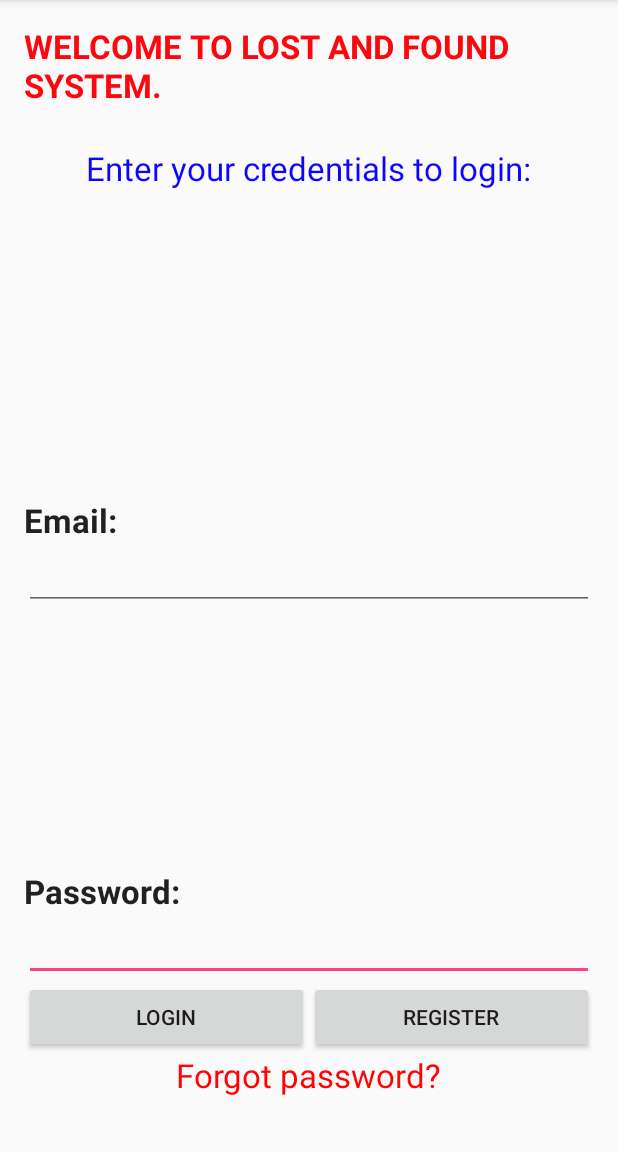
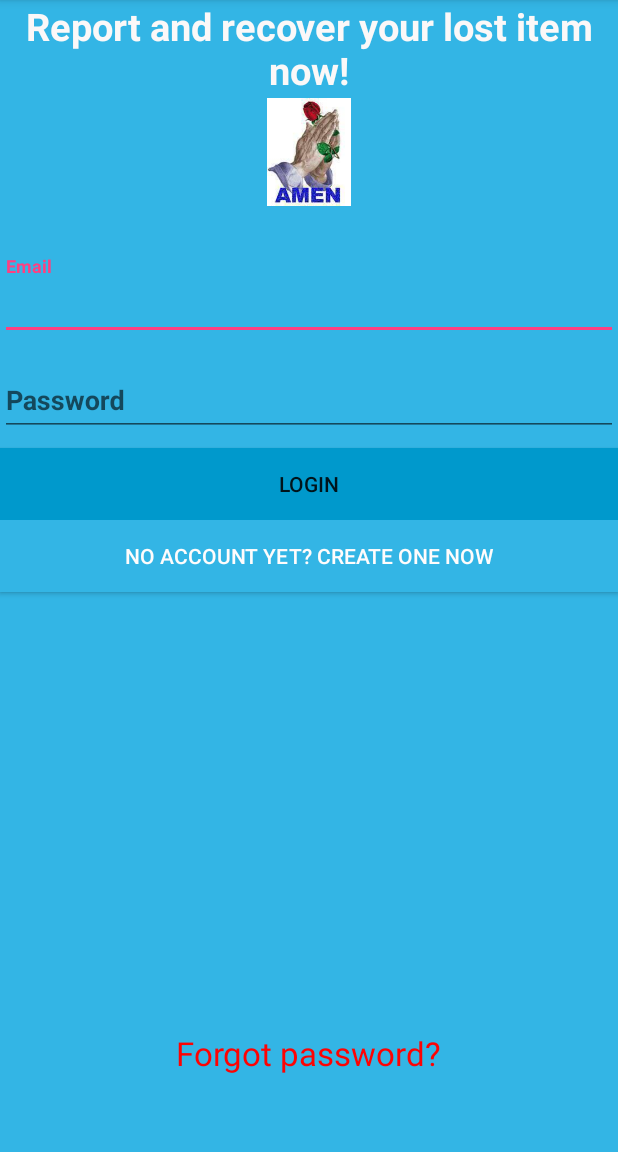
Before and after one commit to Nzukisebastian/M-Tafuta, an Android app: the MainActivity screen opened directly, with no data from a screen before it, after a tap on "LOGIN", on a phone screen of 412 x 824 dp, the part 84-1236 px from its top. Run offline under Robolectric (Android 15) with nearby library versions, the phone set to English and light mode, and no system bars.

Commit message:
improving user experience

```diff
--- a/app/build.gradle
+++ b/app/build.gradle
@@ -33,6 +33,8 @@ dependencies {
     compile 'com.squareup.retrofit2:retrofit:2.3.0'
     compile 'com.squareup.retrofit2:converter-gson:2.3.0'
     compile 'com.android.support.constraint:constraint-layout:1.0.2'
+    compile 'com.android.support:design:23.3.0'
+    compile 'com.jakewharton:butterknife:6.1.0'
     compile files('libs/PhotoUtil.jar')
     compile files('libs/GenAsync.1.2.jar')
 }
--- a/app/src/main/java/com/example/sebastian/lostfoundapp/MainActivity.java
+++ b/app/src/main/java/com/example/sebastian/lostfoundapp/MainActivity.java
@@ -4,12 +4,13 @@ import android.content.Intent;
 import android.os.Bundle;
 import android.support.v7.app.AppCompatActivity;
 import android.view.View;
+import android.widget.Button;
 import android.widget.EditText;
 import android.widget.TextView;
-import android.widget.Toast;
 
-public class MainActivity  extends AppCompatActivity {
+public class MainActivity  extends AppCompatActivity implements View.OnClickListener {
     EditText etemails,etpasswords;
+    Button login,regi;
     TextView forgets;
     @Override
     protected void onCreate(Bundle savedInstanceState) {
@@ -17,29 +18,38 @@ public class MainActivity  extends AppCompatActivity {
         setContentView(R.layout.activity_main);
         etemails = (EditText) findViewById(R.id.etemail);
         etpasswords = (EditText) findViewById(R.id.etpassword);
+        login=(Button)findViewById(R.id.btn_logi);
+        regi=(Button)findViewById(R.id.btn_regi);
         forgets = (TextView) findViewById(R.id.forget);
-        forgets.setOnClickListener(new View.OnClickListener() {
-            @Override
-            public void onClick(View v) {
-                Intent i=new Intent(MainActivity.this,Passwordreset.class);
-                startActivity(i);
-            }
-        });
+        login.setOnClickListener(this);
+        regi.setOnClickListener(this);
+        forgets.setOnClickListener(this);
     }
-    public void login(View view){
-        String email=etemails.getText().toString().trim().toLowerCase();
-        String password=etpasswords.getText().toString().trim().toLowerCase();
+    private void login() {
+        String email=etemails.getText().toString();
+        String password=etpasswords.getText().toString();
         String type="login";
-        if(password!=null && password.length()>3){
-            Backgroundtask backgroundworker=new Backgroundtask(this);
-            backgroundworker.execute(type,email,password);
+        Backgroundtask backgroundtask=new Backgroundtask(this);
+        backgroundtask.execute(type,email,password);
+    }
+    private void register() {
+        startActivity(new Intent(this,Registers.class));
 
-        }else{
-            Toast.makeText(MainActivity.this,"invalid password",Toast.LENGTH_LONG).show();
-
-        }
     }
-    public void regi(View view){
-        startActivity(new Intent(this,Registers.class));
+    private void forget(){
+        Intent i=new Intent(MainActivity.this,Passwordreset.class);
+        startActivity(i);
+    }
+    @Override
+    public void onClick(View v) {
+      if(v==login){
+       login();
+      }
+      else if(v==regi){
+         register();
+      }
+      else if(v==forgets){
+          forget();
+      }
     }
 }
--- a/app/src/main/res/layout/activity_displaylistviews.xml
+++ b/app/src/main/res/layout/activity_displaylistviews.xml
@@ -7,7 +7,8 @@
     android:paddingLeft="@dimen/activity_horizontal_margin"
     android:paddingRight="@dimen/activity_horizontal_margin"
     android:paddingTop="@dimen/activity_vertical_margin"
-    tools:context="com.example.sebastian.lostfoundapp.Displaylistviews">
+    tools:context="com.example.sebastian.lostfoundapp.Displaylistviews"
+    android:background="@android:color/holo_blue_light">
 
     <ListView
         android:layout_width="match_parent"
--- a/app/src/main/res/layout/activity_handleimage.xml
+++ b/app/src/main/res/layout/activity_handleimage.xml
@@ -8,7 +8,7 @@
     android:paddingRight="@dimen/activity_horizontal_margin"
     android:paddingTop="@dimen/activity_vertical_margin"
     tools:context="com.example.sebastian.lostfoundapp.Handleimage"
-    android:background="#fee106">
+    android:background="@android:color/holo_blue_light">
 
     <ImageView
         android:layout_width="60dp"
--- a/app/src/main/res/layout/activity_main.xml
+++ b/app/src/main/res/layout/activity_main.xml
@@ -1,117 +1,98 @@
 <?xml version="1.0" encoding="utf-8"?>
 <RelativeLayout xmlns:android="http://schemas.android.com/apk/res/android"
     xmlns:tools="http://schemas.android.com/tools"
-    android:layout_width="match_parent"
-    android:layout_height="match_parent"
-    android:paddingBottom="@dimen/activity_vertical_margin"
-    android:paddingLeft="@dimen/activity_horizontal_margin"
-    android:paddingRight="@dimen/activity_horizontal_margin"
-    android:paddingTop="@dimen/activity_vertical_margin"
-    tools:context="com.example.sebastian.lostfoundapp.MainActivity">
+    android:layout_width="fill_parent"
+    android:layout_height="fill_parent"
+    android:fitsSystemWindows="true"
+    tools:context="com.example.sebastian.lostfoundapp.MainActivity"
+    android:background="@android:color/holo_blue_light">
+
+    <LinearLayout
+        android:orientation="vertical"
+        android:layout_width="match_parent"
+        android:layout_height="wrap_content"
+        android:id="@+id/linearLayout2"
+        android:layout_alignParentTop="true"
+        android:layout_alignParentLeft="true"
+        android:layout_alignParentStart="true">
+
+        <ImageView android:src="@drawable/nodataimage"
+            android:layout_width="wrap_content"
+            android:layout_height="72dp"
+            android:layout_marginBottom="25dp"
+            android:layout_marginTop="65dp"
+            android:layout_gravity="center_horizontal" />
+
+        <!-- Email Label -->
+        <android.support.design.widget.TextInputLayout
+            android:layout_width="match_parent"
+            android:layout_height="wrap_content"
+            android:layout_marginTop="8dp"
+            android:layout_marginBottom="8dp">
+            <EditText android:id="@+id/etemail"
+                android:layout_width="match_parent"
+                android:layout_height="wrap_content"
+                android:inputType="textEmailAddress"
+                android:hint="Email"
+                android:textColor="#fdfbfb"
+                android:textStyle="bold" />
+        </android.support.design.widget.TextInputLayout>
+
+        <!-- Password Label -->
+        <android.support.design.widget.TextInputLayout
+            android:layout_width="match_parent"
+            android:layout_height="wrap_content">
+        <EditText android:id="@+id/etpassword"
+            android:inputType="textPassword"
+            android:hint="Password"
+            android:textColor="#fdf8f8"
+            android:textStyle="bold"
+            android:layout_width="match_parent"
+            android:layout_height="wrap_content"
+            android:layout_marginTop="8dp"
+            android:layout_marginBottom="8dp"/>
+        </android.support.design.widget.TextInputLayout>
+
+    </LinearLayout>
+
+    <android.support.v7.widget.AppCompatButton
+        android:id="@+id/btn_regi"
+        android:layout_width="wrap_content"
+        android:layout_height="wrap_content"
+        android:text="No account yet? Create one now"
+        android:layout_gravity="right"
+        android:layout_below="@+id/btn_logi"
+        android:layout_alignParentRight="true"
+        android:layout_alignParentEnd="true"
+        android:layout_alignParentLeft="true"
+        android:layout_alignParentStart="true"
+        android:background="@android:color/holo_blue_light"
+        android:textColor="#fffcfc" />
 
 
-    <TextView
+    <android.support.v7.widget.AppCompatButton
         android:layout_width="wrap_content"
         android:layout_height="wrap_content"
-        android:textAppearance="?android:attr/textAppearanceLarge"
-        android:text="Email:"
-        android:textStyle="bold"
-        android:id="@+id/textView"
+        android:id="@+id/btn_logi"
+        android:text="Login"
+        android:layout_gravity="left"
+        android:layout_below="@+id/linearLayout2"
         android:layout_alignParentLeft="true"
         android:layout_alignParentStart="true"
-        android:layout_alignRight="@+id/textView3"
-        android:layout_alignEnd="@+id/textView3"
-        android:layout_above="@+id/etemail" />
+        android:layout_alignRight="@+id/btn_regi"
+        android:layout_alignEnd="@+id/btn_regi"
+        android:background="@android:color/holo_blue_dark" />
 
-    <TextView
-        android:layout_width="wrap_content"
+
+    <TextView android:id="@+id/link_signup"
+        android:layout_width="fill_parent"
         android:layout_height="wrap_content"
-        android:textAppearance="?android:attr/textAppearanceLarge"
-        android:text="Password:"
-        android:textStyle="bold"
-        android:id="@+id/textView3"
-        android:layout_alignParentLeft="true"
-        android:layout_alignParentStart="true"
-        android:layout_above="@+id/etpassword" />
-
-    <Button
-        android:layout_width="wrap_content"
-        android:layout_height="wrap_content"
-        android:text="Login"
-        android:id="@+id/btlogin"
-        android:onClick="login"
-        android:layout_marginBottom="50dp"
-        android:layout_alignParentBottom="true"
-        android:layout_alignRight="@+id/textView4"
-        android:layout_alignEnd="@+id/textView4"
-        android:layout_alignParentLeft="true"
-        android:layout_alignParentStart="true" />
-
-    <Button
-        android:layout_width="wrap_content"
-        android:layout_height="wrap_content"
-        android:text="Register"
-        android:id="@+id/button2"
-        android:onClick="regi"
-        android:layout_below="@+id/etpassword"
-        android:layout_toRightOf="@+id/textView4"
-        android:layout_alignParentRight="true"
-        android:layout_alignParentEnd="true" />
-
-    <EditText
-        android:layout_width="wrap_content"
-        android:layout_height="wrap_content"
-        android:inputType="textPassword"
-        android:ems="10"
-        android:id="@+id/etpassword"
-        android:layout_alignParentLeft="true"
-        android:layout_alignParentStart="true"
-        android:layout_above="@+id/btlogin"
-        android:layout_alignParentRight="true"
-        android:layout_alignParentEnd="true" />
-
-    <EditText
-        android:layout_width="wrap_content"
-        android:layout_height="wrap_content"
-        android:inputType="textEmailAddress"
-        android:ems="10"
-        android:id="@+id/etemail"
-        android:layout_centerVertical="true"
-        android:layout_alignParentLeft="true"
-        android:layout_alignParentStart="true"
-        android:layout_alignRight="@+id/etpassword"
-        android:layout_alignEnd="@+id/etpassword" />
-
-    <TextView
-        android:layout_width="wrap_content"
-        android:layout_height="wrap_content"
-        android:textAppearance="?android:attr/textAppearanceLarge"
-        android:id="@+id/textView4"
-        android:layout_alignParentTop="true"
-        android:layout_centerHorizontal="true"
-        android:layout_marginTop="52dp" />
-
-    <TextView
-        android:layout_width="wrap_content"
-        android:layout_height="wrap_content"
-        android:textAppearance="?android:attr/textAppearanceLarge"
-        android:text="WELCOME TO LOST AND FOUND SYSTEM."
-        android:id="@+id/textView5"
-        android:textStyle="bold"
-        android:layout_alignParentTop="true"
-        android:layout_alignParentRight="true"
-        android:layout_alignParentEnd="true"
-        android:textColor="#ff050d" />
-
-    <TextView
-        android:layout_width="wrap_content"
-        android:layout_height="wrap_content"
-        android:textAppearance="?android:attr/textAppearanceLarge"
-        android:textColor="#0d05ff"
-        android:text="Enter your credentials to login:"
-        android:id="@+id/textView6"
-        android:layout_below="@+id/textView4"
-        android:layout_centerHorizontal="true" />
+        android:layout_marginBottom="24dp"
+        android:text="Report and recover your lost item now!"
+        android:gravity="center"
+        android:textSize="25dip"
+        android:textColor="#fbf8f8"
+        android:textStyle="bold" />
 
     <TextView
         android:layout_width="wrap_content"
@@ -119,8 +100,9 @@
         android:textAppearance="?android:attr/textAppearanceLarge"
         android:text="Forgot password?"
         android:id="@+id/forget"
-        android:layout_below="@+id/button2"
+        android:textColor="#fe0303"
+        android:layout_alignParentBottom="true"
         android:layout_centerHorizontal="true"
-        android:textColor="#ff0404" />
+        android:layout_marginBottom="51dp" />
 
 </RelativeLayout>
--- a/app/src/main/res/layout/activity_msg.xml
+++ b/app/src/main/res/layout/activity_msg.xml
@@ -8,7 +8,8 @@
     android:paddingLeft="@dimen/activity_horizontal_margin"
     android:paddingRight="@dimen/activity_horizontal_margin"
     android:paddingTop="@dimen/activity_vertical_margin"
-    tools:context="com.example.sebastian.lostfoundapp.Msg">
+    tools:context="com.example.sebastian.lostfoundapp.Msg"
+    android:background="@android:color/holo_blue_light">
 
 
     <EditText
@@ -22,7 +23,8 @@
         android:layout_alignParentRight="true"
         android:layout_alignParentEnd="true"
         android:layout_alignParentLeft="true"
-        android:layout_alignParentStart="true" />
+        android:layout_alignParentStart="true"
+        android:textColor="#fbf7f7" />
 
     <TextView
         android:id="@+id/textView2"
--- a/app/src/main/res/layout/activity_passwordreset.xml
+++ b/app/src/main/res/layout/activity_passwordreset.xml
@@ -3,7 +3,8 @@
     xmlns:tools="http://schemas.android.com/tools"
     android:layout_width="match_parent"
     android:layout_height="match_parent"
-    tools:context="com.example.sebastian.lostfoundapp.Passwordreset">
+    tools:context="com.example.sebastian.lostfoundapp.Passwordreset"
+    android:background="@android:color/holo_blue_light">
 
     <WebView
         android:layout_width="fill_parent"
--- a/app/src/main/res/layout/activity_phonecall.xml
+++ b/app/src/main/res/layout/activity_phonecall.xml
@@ -7,7 +7,8 @@
     android:paddingLeft="@dimen/activity_horizontal_margin"
     android:paddingRight="@dimen/activity_horizontal_margin"
     android:paddingTop="@dimen/activity_vertical_margin"
-    tools:context="com.example.sebastian.lostfoundapp.Phonecall">
+    tools:context="com.example.sebastian.lostfoundapp.Phonecall"
+    android:background="@android:color/holo_blue_light">
 
     <Button
         android:id="@+id/button1"
--- a/app/src/main/res/layout/activity_report.xml
+++ b/app/src/main/res/layout/activity_report.xml
@@ -7,7 +7,8 @@
     android:paddingLeft="@dimen/activity_horizontal_margin"
     android:paddingRight="@dimen/activity_horizontal_margin"
     android:paddingTop="@dimen/activity_vertical_margin"
-    tools:context="com.example.sebastian.lostfoundapp.Report">
+    tools:context="com.example.sebastian.lostfoundapp.Report"
+    android:background="@android:color/holo_blue_light">
 
     <TextView
         android:layout_width="wrap_content"
--- a/app/src/main/res/layout/activity_reportitem.xml
+++ b/app/src/main/res/layout/activity_reportitem.xml
@@ -7,7 +7,8 @@
     android:paddingLeft="@dimen/activity_horizontal_margin"
     android:paddingRight="@dimen/activity_horizontal_margin"
     android:paddingTop="@dimen/activity_vertical_margin"
-    tools:context="com.example.sebastian.lostfoundapp.Reportitem">
+    tools:context="com.example.sebastian.lostfoundapp.Reportitem"
+    android:background="@android:color/holo_blue_light">
 
     <TextView
         android:layout_width="wrap_content"
--- a/app/src/main/res/layout/activity_validate.xml
+++ b/app/src/main/res/layout/activity_validate.xml
@@ -7,7 +7,8 @@
     android:paddingLeft="@dimen/activity_horizontal_margin"
     android:paddingRight="@dimen/activity_horizontal_margin"
     android:paddingTop="@dimen/activity_vertical_margin"
-    tools:context="com.example.sebastian.lostfoundapp.Validate">
+    tools:context="com.example.sebastian.lostfoundapp.Validate"
+    android:background="@android:color/holo_blue_light">
 
     <EditText
         android:id="@+id/editTextName"
--- a/app/src/main/res/layout/activity_viewfullimage.xml
+++ b/app/src/main/res/layout/activity_viewfullimage.xml
@@ -4,7 +4,8 @@
     android:paddingRight="@dimen/activity_horizontal_margin"
     android:paddingTop="@dimen/activity_vertical_margin"
     android:paddingBottom="@dimen/activity_vertical_margin"
-    tools:context="com.example.sebastian.lostfoundapp.Viewfullimage">
+    tools:context="com.example.sebastian.lostfoundapp.Viewfullimage"
+    android:background="@android:color/holo_blue_light">
 
 
     <ImageView
--- a/app/src/main/res/layout/activity_welcome.xml
+++ b/app/src/main/res/layout/activity_welcome.xml
@@ -7,7 +7,7 @@
     android:paddingLeft="@dimen/activity_horizontal_margin"
     android:paddingRight="@dimen/activity_horizontal_margin"
     android:paddingTop="@dimen/activity_vertical_margin"
-    android:background="#ffffff"
+    android:background="@android:color/holo_blue_light"
     tools:context="com.example.sebastian.lostfoundapp.Welcome">
 
     <ImageView
--- a/app/src/main/res/values/colors.xml
+++ b/app/src/main/res/values/colors.xml
@@ -1,6 +1,6 @@
 <?xml version="1.0" encoding="utf-8"?>
 <resources>
     <color name="colorPrimary">#3F51B5</color>
-    <color name="colorPrimaryDark">#303F9F</color>
+    <color name="colorPrimaryDark">#303f9f</color>
     <color name="colorAccent">#FF4081</color>
 </resources>
```
Also changed, not shown: app/src/main/res/layout/activity_fulldetails.xml (+4 -3 lines), app/src/main/res/layout/activity_gallary.xml (+9 -8 lines), app/src/main/res/layout/activity_main4.xml (+9 -10 lines), app/src/main/res/layout/activity_registers.xml (+5 -3 lines).
